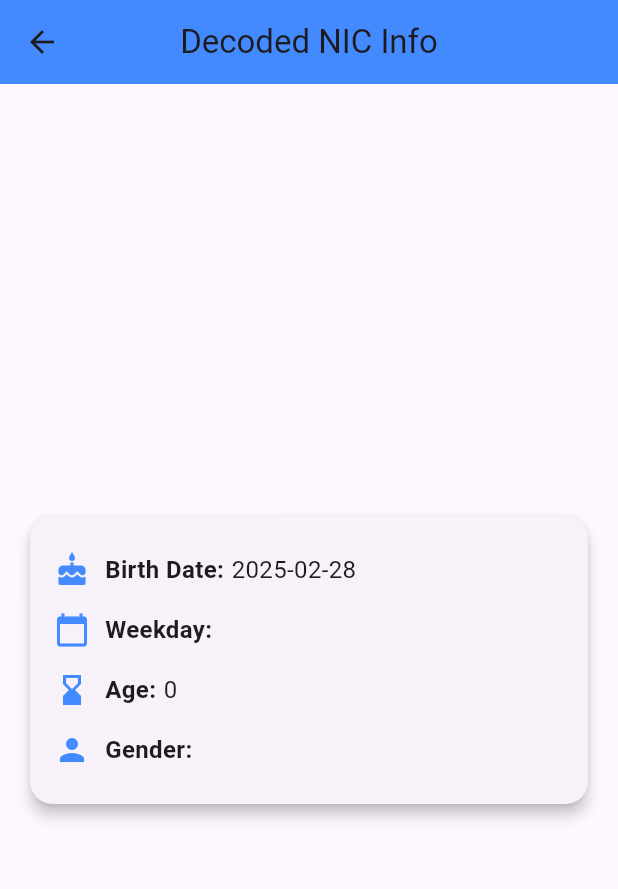
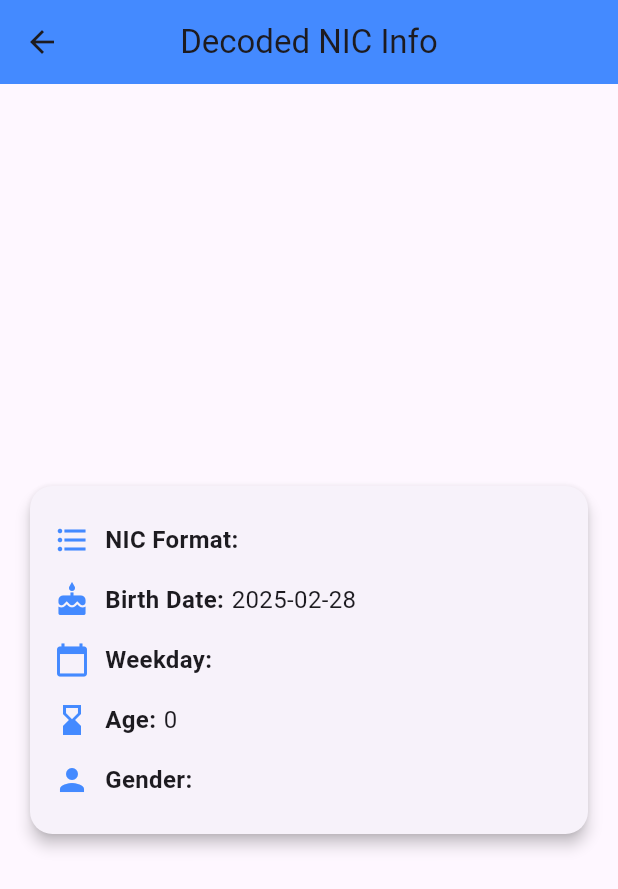
Before and after one commit to KasunChamikaDeMel/nic_decorder_app0, a Flutter app: the ResultScreen screen opened by its route, on a phone screen of 412 x 824 dp. Shown: the top 889 px of the screen. Run offline on Flutter 3.47's test engine with Material 3 defaults, Android fonts, the phone set to English and light mode, and no system bars; our stand-ins replace get.

Commit message:
Added Format

```diff
--- a/lib/nic_controller.dart
+++ b/lib/nic_controller.dart
@@ -7,13 +7,16 @@ class NICController extends GetxController {
   RxString weekday = ''.obs;
   RxInt age = 0.obs;
   RxString errorMessage = ''.obs;
+  RxString nicFormat = ''.obs; // New variable to store NIC format
 
   void decodeNIC(String nic) {          // Main decoding entry point
     resetValues();
     try {
       if (isOldFormat(nic)) {
+        nicFormat.value = 'Old NIC Format'; // Set NIC format
         processOldNIC(nic);
       } else if (isNewFormat(nic)) {
+        nicFormat.value = 'New NIC Format'; // Set NIC format
         processNewNIC(nic);
       } else {
         throw FormatException('Invalid NIC format');
@@ -84,5 +87,6 @@ class NICController extends GetxController {
     weekday.value = '';
     age.value = 0;
     errorMessage.value = '';
+    nicFormat.value = ''; // Reset NIC format
   }
 }
--- a/lib/result_screen.dart
+++ b/lib/result_screen.dart
@@ -35,6 +35,8 @@ class ResultScreen extends StatelessWidget {
                           mainAxisSize: MainAxisSize.min,
                           crossAxisAlignment: CrossAxisAlignment.start,
                           children: [
+                            buildInfoRow(
+                                'NIC Format:', controller.nicFormat.value, Icons.format_list_bulleted), // New row for NIC format
                             buildInfoRow(
                                 'Birth Date:',
                                 DateFormat('yyyy-MM-dd')
```
Also changed, not shown: UI/Group 15.png. Lines whose indentation alone changed are shown as unchanged.
